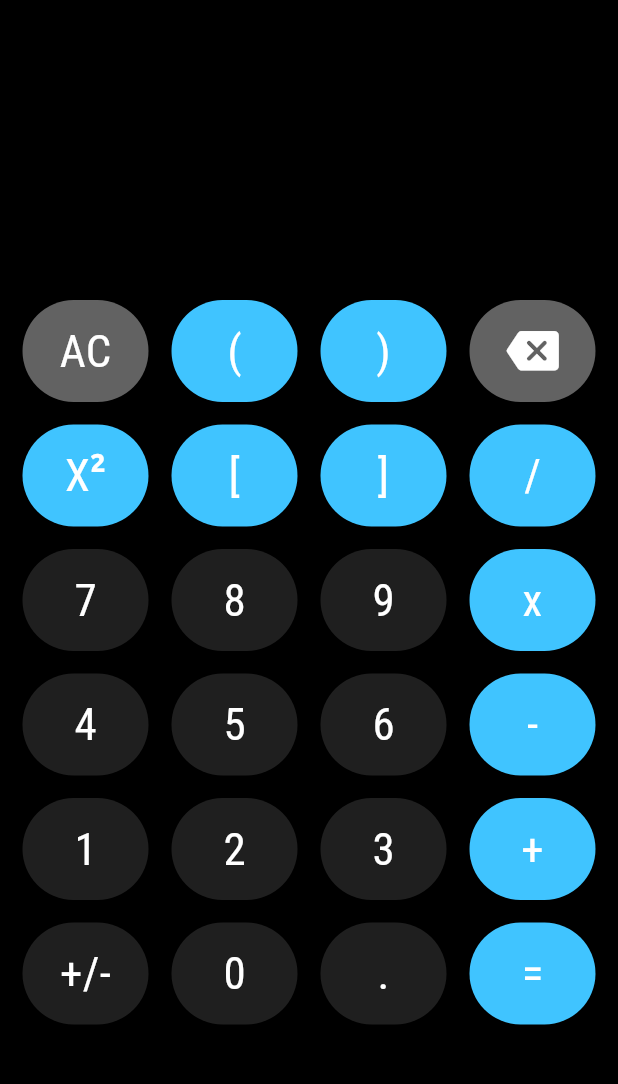
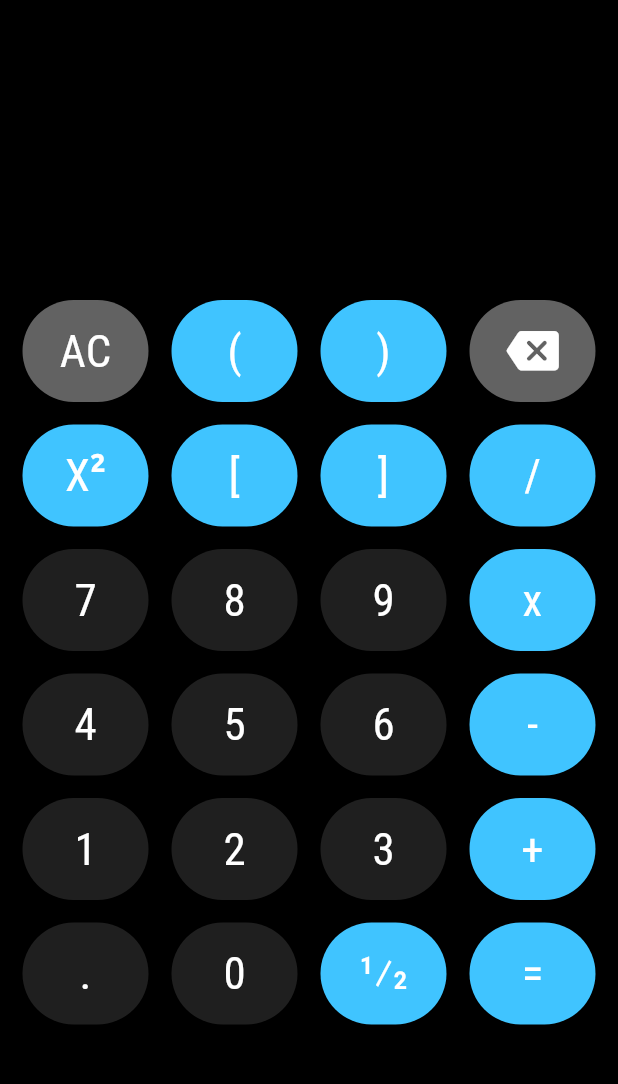
Before and after one commit to Gabrielz6797/Moviles-II-2023-Gabriel-Zuniga, a Flutter app: the screen it shows after launch, item 2 of the bottom bar chosen, after a tap on "AC", on a phone screen of 412 x 824 dp, the part 84-1168 px from its top. Run offline on Flutter 3.47's test engine with Material 2 defaults, Android fonts, the phone set to English and light mode, and no system bars; project files that could hold a hidden picture were left out.

Commit message:
Improved presentation

```diff
--- a/Tarea 02. Calculadora/calculator_app/lib/presentation/screen/calculator_screen.dart
+++ b/Tarea 02. Calculadora/calculator_app/lib/presentation/screen/calculator_screen.dart
@@ -20,6 +20,7 @@ class _CalculatorScreenState extends State<CalculatorScreen> {
   int bracketsCount = 0;
 
   bool waitingForPow = false;
+  bool showAsFraction = false;
 
   num result = 0;
 
@@ -157,10 +158,26 @@ class _CalculatorScreenState extends State<CalculatorScreen> {
             ),
           );
           break;
-        case 'Pow':
+        case 'pow':
           waitingForPow = true;
           bigScreen = '$bigScreen^';
           textSpans.add(const TextSpan(text: '^'));
+          break;
+        case 'frac':
+          if (showAsFraction) {
+            try {
+              smallScreen = double.parse(
+                      Fraction.fromString(smallScreen).toNum().toString())
+                  .toString();
+            } catch (e) {
+              smallScreen = smallScreen;
+            }
+            showAsFraction = false;
+          } else {
+            smallScreen =
+                Fraction.fromDouble(double.parse(smallScreen)).toString();
+            showAsFraction = true;
+          }
           break;
         default:
           if (bigScreen == '') {
@@ -178,22 +195,27 @@ class _CalculatorScreenState extends State<CalculatorScreen> {
     ArithmeticExpression expression = ArithmeticExpression(bigScreen);
     Fraction resultFraction = expression.evaluateExpression();
     result = resultFraction.toNum();
+    if (showAsFraction) {
+      smallScreen = resultFraction.toString();
+    } else {
       if (result % 1 == 0) {
         smallScreen = '${result.toInt()}';
       } else {
         smallScreen = '$result';
       }
     }
+  }
 
   void checkPow() {
     waitingForPow = false;
-    List<dynamic> tokens = [];
+    List<String> tokens = [];
     while (bigScreen != "" &&
         num.tryParse(bigScreen[bigScreen.length - 1]) != null) {
       tokens.add(bigScreen[bigScreen.length - 1]);
       bigScreen = bigScreen.substring(0, bigScreen.length - 1);
       textSpans.removeLast();
     }
+
     String num2 = "";
     while (tokens.isNotEmpty) {
       String token = tokens.removeLast();
@@ -222,6 +244,7 @@ class _CalculatorScreenState extends State<CalculatorScreen> {
         textSpans.removeLast();
       }
     }
+
     String num1 = "";
     while (tokens.isNotEmpty) {
       String token = tokens.removeLast();
@@ -245,6 +268,13 @@ class _CalculatorScreenState extends State<CalculatorScreen> {
         children: [
           TextSpan(
             text: num1,
+            style: parsedNum1 is Fraction
+                ? const TextStyle(
+                    fontFeatures: <FontFeature>[
+                      FontFeature.fractions(),
+                    ],
+                  )
+                : const TextStyle(),
           ),
           TextSpan(
             text: num2,
@@ -368,7 +398,7 @@ class _CalculatorScreenState extends State<CalculatorScreen> {
                       sups: "2",
                       text: "X",
                       backgroundColor: Colors.lightBlueAccent,
-                      onPressed: () => onPress("Pow"),
+                      onPressed: () => onPress("pow"),
                     ),
                     CalculatorBtn(
                       text: "[",
@@ -478,9 +508,9 @@ class _CalculatorScreenState extends State<CalculatorScreen> {
                   mainAxisAlignment: MainAxisAlignment.spaceBetween,
                   children: [
                     CalculatorBtn(
-                      text: "+/-",
+                      text: ".",
                       backgroundColor: Colors.white12,
-                      onPressed: () => onPress("+/-"),
+                      onPressed: () => onPress("."),
                     ),
                     CalculatorBtn(
                       text: "0",
@@ -488,9 +518,10 @@ class _CalculatorScreenState extends State<CalculatorScreen> {
                       onPressed: () => onPress("0"),
                     ),
                     CalculatorBtn(
-                      text: ".",
-                      backgroundColor: Colors.white12,
-                      onPressed: () => onPress("."),
+                      frac: "2",
+                      text: "1",
+                      backgroundColor: Colors.lightBlueAccent,
+                      onPressed: () => onPress("frac"),
                     ),
                     CalculatorBtn(
                       text: "=",
@@ -509,6 +540,7 @@ class _CalculatorScreenState extends State<CalculatorScreen> {
 class CalculatorBtn extends StatelessWidget {
   final IconData? icon;
   final String? sups;
+  final String? frac;
   final String text;
   final Color backgroundColor;
   final VoidCallback? onPressed;
@@ -516,6 +548,7 @@ class CalculatorBtn extends StatelessWidget {
   const CalculatorBtn({
     this.icon,
     this.sups = '',
+    this.frac = '',
     this.text = '',
     required this.backgroundColor,
     this.onPressed,
@@ -562,6 +595,19 @@ class CalculatorBtn extends StatelessWidget {
                       ],
                     ),
                   )
+                : (frac != '')
+                    ? Text(
+                        '$text/$frac',
+                        style: const TextStyle(
+                          color: Colors.white,
+                          fontFamily: 'RobotoCondensed',
+                          fontWeight: FontWeight.w500,
+                          fontSize: 30,
+                          fontFeatures: <FontFeature>[
+                            FontFeature.fractions(),
+                          ],
+                        ),
+                      )
                     : Text(
                         text,
                         style: const TextStyle(
```
Lines whose indentation alone changed are shown as unchanged.
